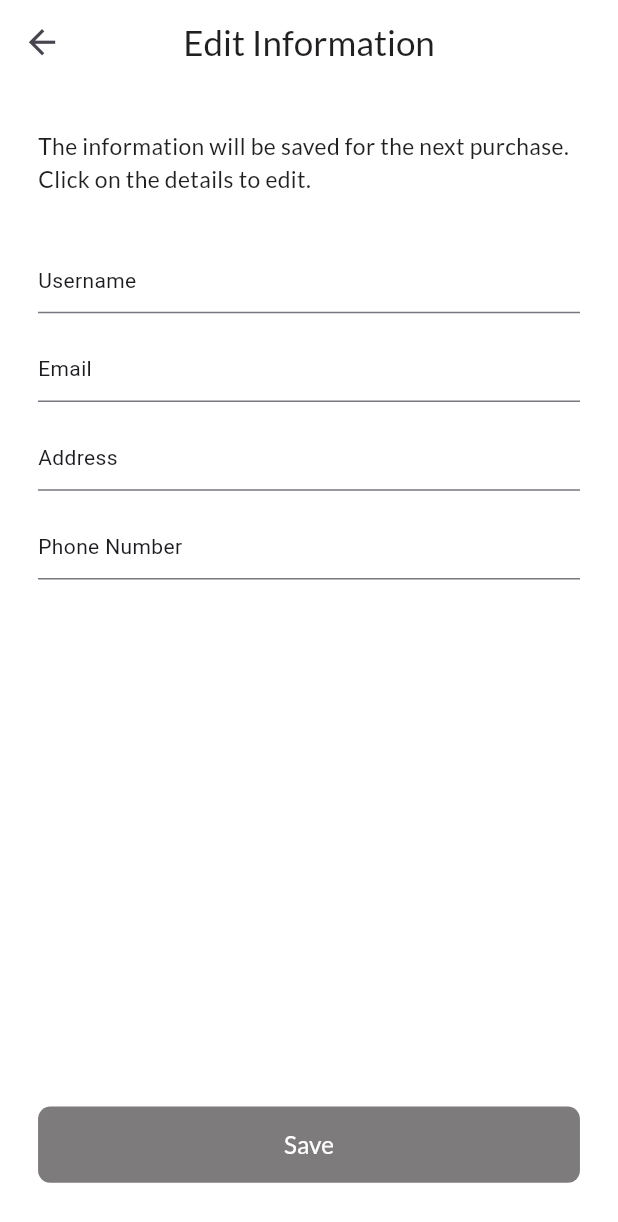
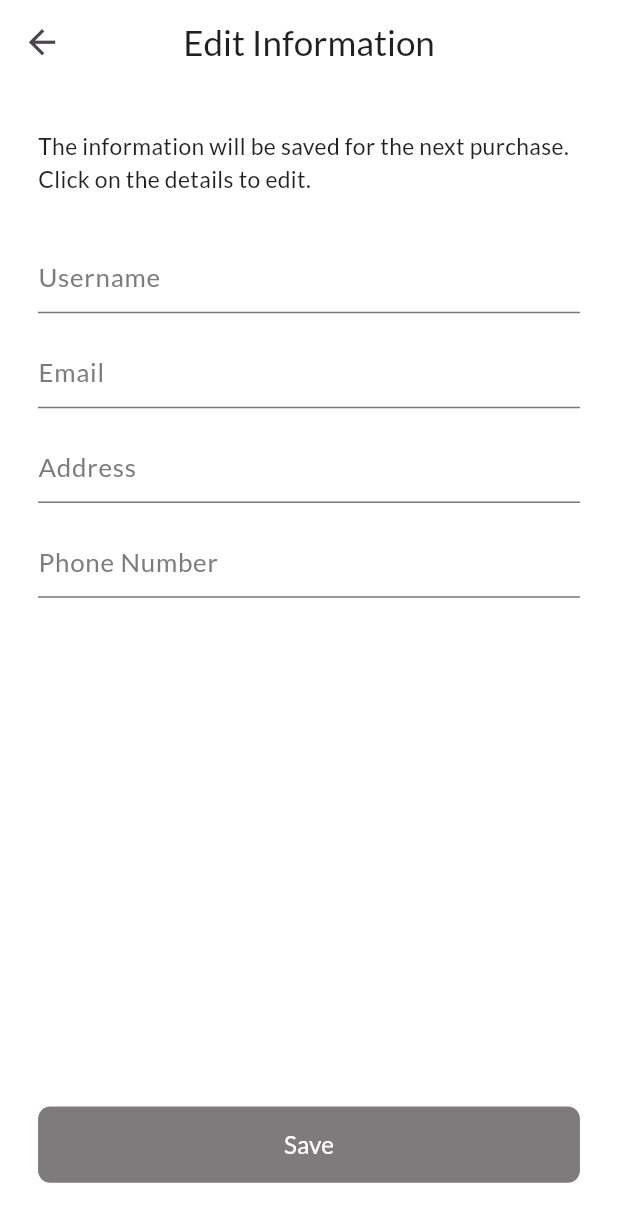
Before and after one commit to Abdusalom0516/Fayzigul, a Flutter app: the EditInformationScreen screen opened directly, on a phone screen of 412 x 824 dp. Shown: the top 1222 px of the screen. Run offline on Flutter 3.47's test engine with Material 3 defaults, Android fonts, the phone set to English and light mode, and no system bars; our stand-ins replace dartz, equatable, firebase_auth, firebase_core, flutter_bloc, flutter_hooks and 2 more; accounts and stored records are empty.

Commit message:
BASE: Enhance Design.

```diff
--- a/lib/presentation/profile/screens/edit_information_screen.dart
+++ b/lib/presentation/profile/screens/edit_information_screen.dart
@@ -53,7 +53,7 @@ class EditInformationScreen extends HookWidget {
               padding: EdgeInsetsGeometry.symmetric(horizontal: 25.r),
               sliver: SliverToBoxAdapter(
                 child: Column(
-                  spacing: 11.h,
+                  spacing: 15.h,
                   crossAxisAlignment: CrossAxisAlignment.start,
                   children: [
                     CustomTextField(
@@ -145,8 +145,8 @@ class CustomTextField extends StatelessWidget {
               decorationThickness: 0,
             ),
         decoration: InputDecoration(
-          hint: Text(hint),
-          hintStyle: AppTextStyles.lato
+          label: Text(hint),
+          labelStyle: AppTextStyles.lato
               .regular(color: colors.ff7D7B7B, fontSize: 17.r),
           contentPadding: EdgeInsets.zero,
           focusedBorder: UnderlineInputBorder(
```
